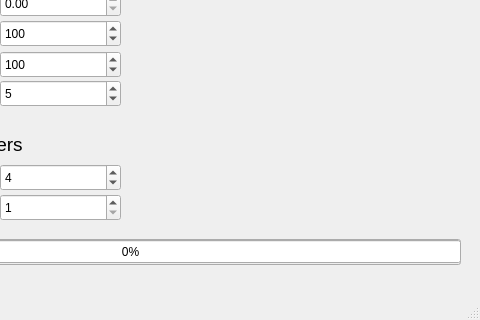
IxSysTech/heigvd-pro-b-13, file MegaMachineEvolution/GUI/parameterwindow.ui: the form before one commit; both pictures show x 220 to 700 and y 230 to 550 of the 700 by 550 pixel window.
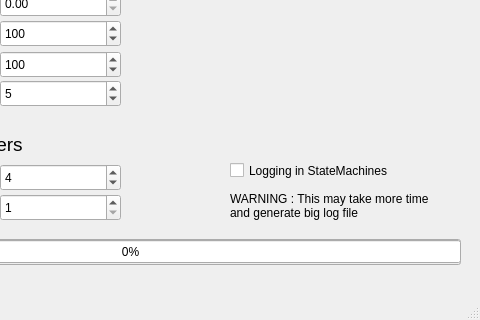
The form after the commit.

Commit message: Add option to log on StateMachines

Patch:
```diff
--- a/MegaMachineEvolution/GUI/parameterwindow.ui
+++ b/MegaMachineEvolution/GUI/parameterwindow.ui
@@ -431,6 +431,38 @@
      <string>Elite population size</string>
     </property>
    </widget>
+   <widget class="QCheckBox" name="cbLogMachines">
+    <property name="geometry">
+     <rect>
+      <x>450</x>
+      <y>390</y>
+      <width>181</width>
+      <height>21</height>
+     </rect>
+    </property>
+    <property name="text">
+     <string>Logging in StateMachines</string>
+    </property>
+   </widget>
+   <widget class="QLabel" name="label_16">
+    <property name="geometry">
+     <rect>
+      <x>450</x>
+      <y>420</y>
+      <width>221</width>
+      <height>31</height>
+     </rect>
+    </property>
+    <property name="text">
+     <string>WARNING : This may take more time and generate big log file</string>
+    </property>
+    <property name="scaledContents">
+     <bool>false</bool>
+    </property>
+    <property name="wordWrap">
+     <bool>true</bool>
+    </property>
+   </widget>
   </widget>
   <widget class="QMenuBar" name="menubar">
    <property name="geometry">
```
Left out of the diff: 2 changed lines with no effect on the pictures. The commit also changes 4 other files.
